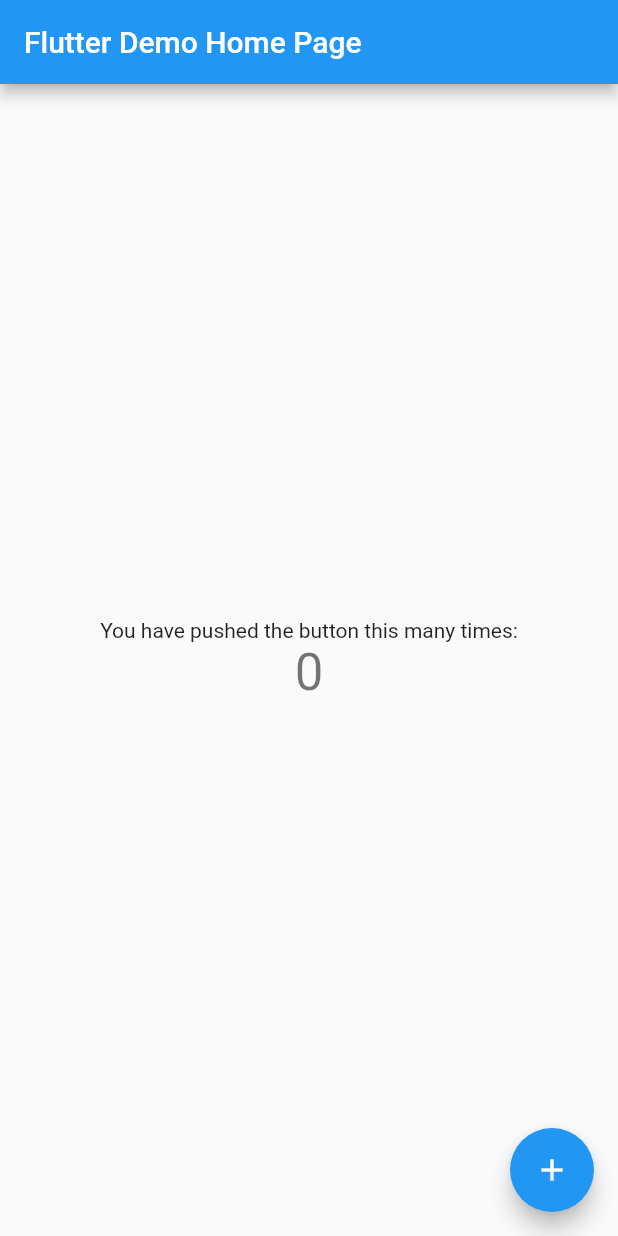
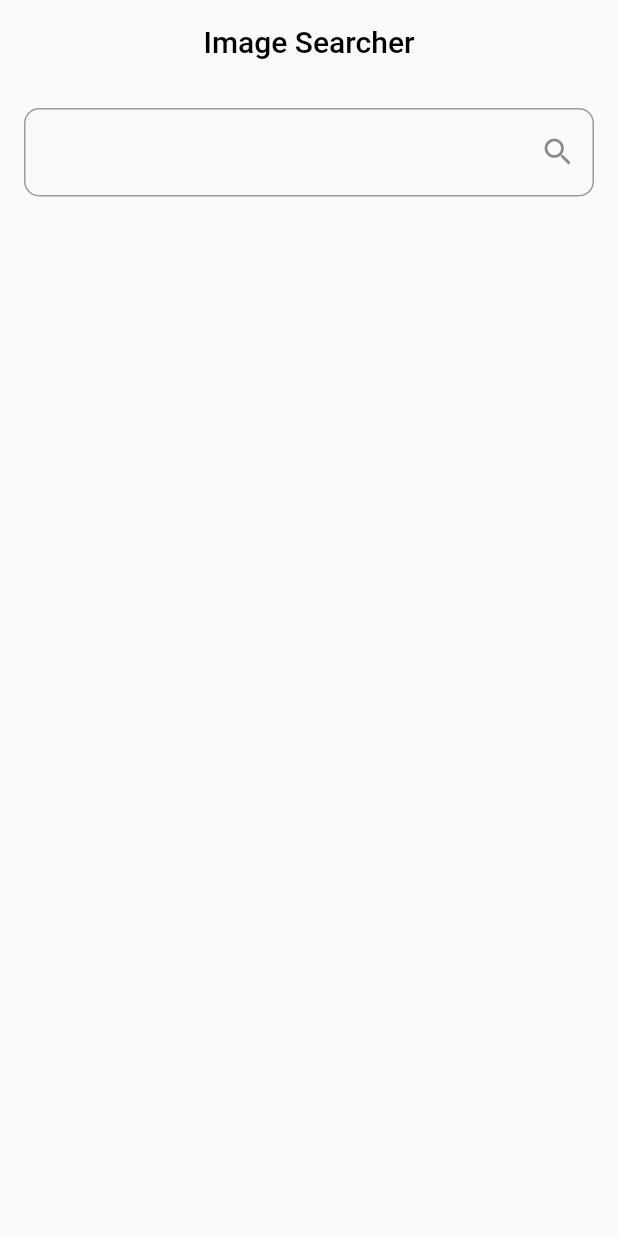
Before and after one commit to hororoc/Deno_playground, a Flutter app: the screen it shows after launch, on a phone screen of 412 x 824 dp. Run offline on Flutter 3.47's test engine with Material 2 defaults, Android fonts, the phone set to English and light mode, and no system bars.

Commit message:
ui 구현 완료

```diff
--- a/image_search_app/lib/main.dart
+++ b/image_search_app/lib/main.dart
@@ -1,4 +1,5 @@
 import 'package:flutter/material.dart';
+import 'package:image_search_app/ui/home_screen.dart';
 
 void main() {
   runApp(const MyApp());
@@ -13,103 +14,9 @@ class MyApp extends StatelessWidget {
     return MaterialApp(
       title: 'Flutter Demo',
       theme: ThemeData(
-        // This is the theme of your application.
-        //
-        // Try running your application with "flutter run". You'll see the
-        // application has a blue toolbar. Then, without quitting the app, try
-        // changing the primarySwatch below to Colors.green and then invoke
-        // "hot reload" (press "r" in the console where you ran "flutter run",
-        // or simply save your changes to "hot reload" in a Flutter IDE).
-        // Notice that the counter didn't reset back to zero; the application
-        // is not restarted.
         primarySwatch: Colors.blue,
       ),
-      home: const MyHomePage(title: 'Flutter Demo Home Page'),
+      home: const HomeScreen(),
     );
   }
 }
-
-class MyHomePage extends StatefulWidget {
-  const MyHomePage({Key? key, required this.title}) : super(key: key);
-
-  // This widget is the home page of your application. It is stateful, meaning
-  // that it has a State object (defined below) that contains fields that affect
-  // how it looks.
-
-  // This class is the configuration for the state. It holds the values (in this
-  // case the title) provided by the parent (in this case the App widget) and
-  // used by the build method of the State. Fields in a Widget subclass are
-  // always marked "final".
-
-  final String title;
-
-  @override
-  State<MyHomePage> createState() => _MyHomePageState();
-}
-
-class _MyHomePageState extends State<MyHomePage> {
-  int _counter = 0;
-
-  void _incrementCounter() {
-    setState(() {
-      // This call to setState tells the Flutter framework that something has
-      // changed in this State, which causes it to rerun the build method below
-      // so that the display can reflect the updated values. If we changed
-      // _counter without calling setState(), then the build method would not be
-      // called again, and so nothing would appear to happen.
-      _counter++;
-    });
-  }
-
-  @override
-  Widget build(BuildContext context) {
-    // This method is rerun every time setState is called, for instance as done
-    // by the _incrementCounter method above.
-    //
-    // The Flutter framework has been optimized to make rerunning build methods
-    // fast, so that you can just rebuild anything that needs updating rather
-    // than having to individually change instances of widgets.
-    return Scaffold(
-      appBar: AppBar(
-        // Here we take the value from the MyHomePage object that was created by
-        // the App.build method, and use it to set our appbar title.
-        title: Text(widget.title),
-      ),
-      body: Center(
-        // Center is a layout widget. It takes a single child and positions it
-        // in the middle of the parent.
-        child: Column(
-          // Column is also a layout widget. It takes a list of children and
-          // arranges them vertically. By default, it sizes itself to fit its
-          // children horizontally, and tries to be as tall as its parent.
-          //
-          // Invoke "debug painting" (press "p" in the console, choose the
-          // "Toggle Debug Paint" action from the Flutter Inspector in Android
-          // Studio, or the "Toggle Debug Paint" command in Visual Studio Code)
-          // to see the wireframe for each widget.
-          //
-          // Column has various properties to control how it sizes itself and
-          // how it positions its children. Here we use mainAxisAlignment to
-          // center the children vertically; the main axis here is the vertical
-          // axis because Columns are vertical (the cross axis would be
-          // horizontal).
-          mainAxisAlignment: MainAxisAlignment.center,
-          children: <Widget>[
-            const Text(
-              'You have pushed the button this many times:',
-            ),
-            Text(
-              '$_counter',
-              style: Theme.of(context).textTheme.headline4,
-            ),
-          ],
-        ),
-      ),
-      floatingActionButton: FloatingActionButton(
-        onPressed: _incrementCounter,
-        tooltip: 'Increment',
-        child: const Icon(Icons.add),
-      ), // This trailing comma makes auto-formatting nicer for build methods.
-    );
-  }
-}
--- /dev/null
+++ b/image_search_app/lib/model/photo.dart
@@ -0,0 +1,100 @@
+class Photo {
+  Photo({
+    required this.id,
+    required this.pageURL,
+    required this.type,
+    required this.tags,
+    required this.previewURL,
+    required this.previewWidth,
+    required this.previewHeight,
+    required this.webformatURL,
+    required this.webformatWidth,
+    required this.webformatHeight,
+    required this.largeImageURL,
+    required this.imageWidth,
+    required this.imageHeight,
+    required this.imageSize,
+    required this.views,
+    required this.downloads,
+    required this.collections,
+    required this.likes,
+    required this.comments,
+    required this.userId,
+    required this.user,
+    required this.userImageURL,
+  });
+  late final int id;
+  late final String pageURL;
+  late final String type;
+  late final String tags;
+  late final String previewURL;
+  late final int previewWidth;
+  late final int previewHeight;
+  late final String webformatURL;
+  late final int webformatWidth;
+  late final int webformatHeight;
+  late final String largeImageURL;
+  late final int imageWidth;
+  late final int imageHeight;
+  late final int imageSize;
+  late final int views;
+  late final int downloads;
+  late final int collections;
+  late final int likes;
+  late final int comments;
+  late final int userId;
+  late final String user;
+  late final String userImageURL;
+
+  Photo.fromJson(Map<String, dynamic> json) {
+    id = json['id'];
+    pageURL = json['pageURL'];
+    type = json['type'];
+    tags = json['tags'];
+    previewURL = json['previewURL'];
+    previewWidth = json['previewWidth'];
+    previewHeight = json['previewHeight'];
+    webformatURL = json['webformatURL'];
+    webformatWidth = json['webformatWidth'];
+    webformatHeight = json['webformatHeight'];
+    largeImageURL = json['largeImageURL'];
+    imageWidth = json['imageWidth'];
+    imageHeight = json['imageHeight'];
+    imageSize = json['imageSize'];
+    views = json['views'];
+    downloads = json['downloads'];
+    collections = json['collections'];
+    likes = json['likes'];
+    comments = json['comments'];
+    userId = json['user_id'];
+    user = json['user'];
+    userImageURL = json['userImageURL'];
+  }
+
+  Map<String, dynamic> toJson() {
+    final _data = <String, dynamic>{};
+    _data['id'] = id;
+    _data['pageURL'] = pageURL;
+    _data['type'] = type;
+    _data['tags'] = tags;
+    _data['previewURL'] = previewURL;
+    _data['previewWidth'] = previewWidth;
+    _data['previewHeight'] = previewHeight;
+    _data['webformatURL'] = webformatURL;
+    _data['webformatWidth'] = webformatWidth;
+    _data['webformatHeight'] = webformatHeight;
+    _data['largeImageURL'] = largeImageURL;
+    _data['imageWidth'] = imageWidth;
+    _data['imageHeight'] = imageHeight;
+    _data['imageSize'] = imageSize;
+    _data['views'] = views;
+    _data['downloads'] = downloads;
+    _data['collections'] = collections;
+    _data['likes'] = likes;
+    _data['comments'] = comments;
+    _data['user_id'] = userId;
+    _data['user'] = user;
+    _data['userImageURL'] = userImageURL;
+    return _data;
+  }
+}
--- /dev/null
+++ b/image_search_app/lib/ui/home_screen.dart
@@ -0,0 +1,93 @@
+import 'dart:convert';
+
+import 'package:flutter/material.dart';
+import 'package:image_search_app/model/photo.dart';
+import 'package:image_search_app/ui/widget/photo_widget.dart';
+import 'package:http/http.dart' as http;
+
+class HomeScreen extends StatefulWidget {
+  const HomeScreen({Key? key}) : super(key: key);
+
+  @override
+  State<HomeScreen> createState() => _HomeScreenState();
+}
+
+class _HomeScreenState extends State<HomeScreen> {
+  List<Photo> _photos = [];
+  final _controller = TextEditingController();
+
+  Future<List<Photo>> fetch(String query) async {
+    final response = await http.get(
+      Uri.parse(
+        'https://pixabay.com/api/?key=24829672-e86462931ca2f2cf80fb27137&q=$query&image_type=photo&pretty=true',
+      ),
+    );
+
+    Map<String, dynamic> jsonResponse = jsonDecode(response.body);
+    Iterable hits = jsonResponse['hits'];
+
+    return hits.map((e) => Photo.fromJson(e)).toList();
+  }
+
+  @override
+  void dispose() {
+    _controller.dispose();
+    super.dispose();
+  }
+
+  @override
+  Widget build(BuildContext context) {
+    return Scaffold(
+      appBar: AppBar(
+        title: const Text(
+          'Image Searcher',
+          style: TextStyle(
+            color: Colors.black,
+          ),
+        ),
+        centerTitle: true,
+        backgroundColor: Colors.transparent,
+        elevation: 0,
+      ),
+      body: Column(
+        children: [
+          Padding(
+            padding: const EdgeInsets.all(16.0),
+            child: TextField(
+              controller: _controller,
+              decoration: InputDecoration(
+                border: const OutlineInputBorder(
+                  borderRadius: BorderRadius.all(Radius.circular(10)),
+                ),
+                suffixIcon: IconButton(
+                  icon: const Icon(Icons.search),
+                  onPressed: () async {
+                    final photos = await fetch(_controller.text);
+                    setState(() {
+                      _photos = photos;
+                    });
+                  },
+                ),
+              ),
+            ),
+          ),
+          Expanded(
+            child: GridView.builder(
+              itemCount: _photos.length,
+              gridDelegate: const SliverGridDelegateWithFixedCrossAxisCount(
+                crossAxisCount: 2,
+                crossAxisSpacing: 16,
+                mainAxisSpacing: 16,
+              ),
+              padding: const EdgeInsets.all(16),
+              itemBuilder: (context, index) {
+                final photo = _photos[index];
+                return PhotoWidget(photo: photo);
+              },
+            ),
+          ),
+        ],
+      ),
+    );
+  }
+}
```
Also changed, not shown: image_search_app/lib/ui/widget/photo_widget.dart (added, +24 -0 lines), image_search_app/pubspec.yaml (+4 -70 lines), image_search_app/pubspec.lock.
